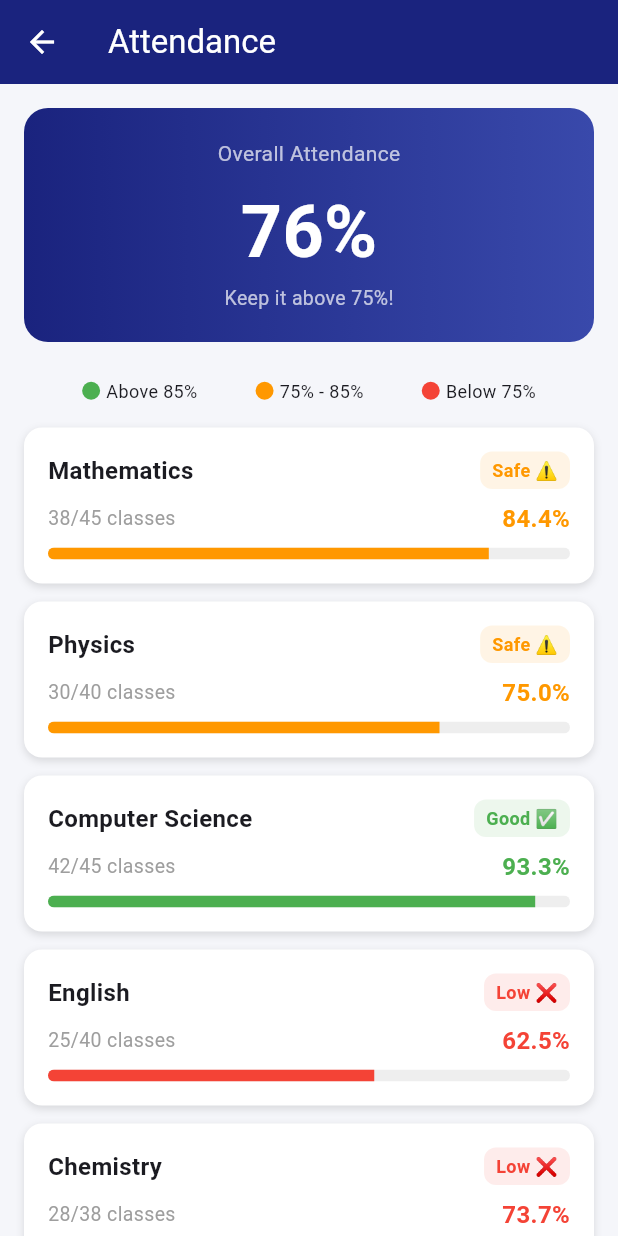
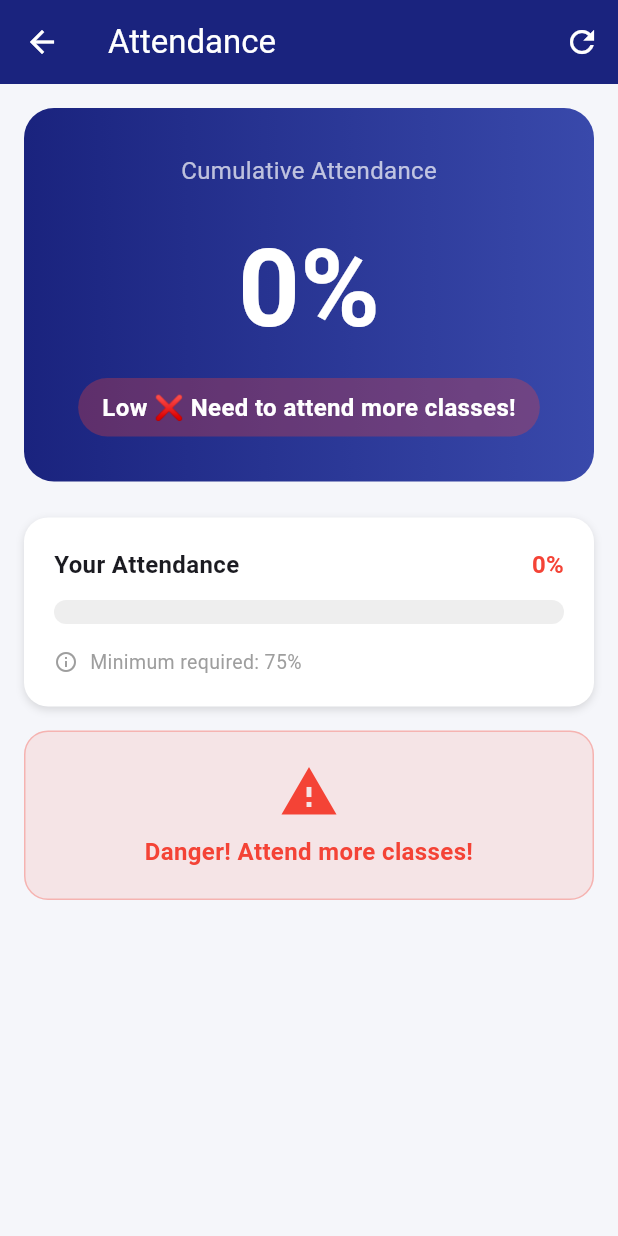
Before and after one commit to aditi2way/ies-student-hub, a Flutter app: the AttendanceScreen screen opened directly, on a phone screen of 412 x 824 dp. Run offline on Flutter 3.47's test engine with Material 3 defaults, Android fonts, the phone set to English and light mode, and no system bars; our stand-ins replace shared_preferences; accounts and stored records are empty; network calls fail.

Commit message:
add login and attendance to real data

```diff
--- a/lib/attendance_Screen.dart
+++ b/lib/attendance_Screen.dart
@@ -1,102 +1,134 @@
 import 'package:flutter/material.dart';
+import 'scraper_service.dart';
 
 class AttendanceScreen extends StatefulWidget {
   @override
-  _AttendanceScreenState createState() => _AttendanceScreenState();
+  _AttendanceScreenState createState() =>
+    _AttendanceScreenState();
 }
 
 class _AttendanceScreenState extends State<AttendanceScreen> {
-  // Dummy data for now
-  final List<Map<String, dynamic>> subjects = [
-    {
-      'name': 'Mathematics',
-      'present': 38,
-      'total': 45,
-    },
-    {
-      'name': 'Physics',
-      'present': 30,
-      'total': 40,
-    },
-    {
-      'name': 'Computer Science',
-      'present': 42,
-      'total': 45,
-    },
-    {
-      'name': 'English',
-      'present': 25,
-      'total': 40,
-    },
-    {
-      'name': 'Chemistry',
-      'present': 28,
-      'total': 38,
-    },
-  ];
+  String percentage = '0';
+  String message = '';
+  bool isLoading = true;
+  String error = '';
 
-  Color getColor(double percentage) {
-    if (percentage >= 85) return Colors.green;
-    if (percentage >= 75) return Colors.orange;
+  @override
+  void initState() {
+    super.initState();
+    loadAttendance();
+  }
+
+  void loadAttendance() async {
+    setState(() {
+      isLoading = true;
+      error = '';
+    });
+
+    Map<String, dynamic> data =
+      await ScraperService.fetchAttendance();
+
+    setState(() {
+      isLoading = false;
+      percentage = data['percentage'] ?? '0';
+      message = data['message'] ?? '';
+    });
+  }
+
+  Color getColor(int percent) {
+    if (percent >= 85) return Colors.green;
+    if (percent >= 75) return Colors.orange;
     return Colors.red;
   }
 
-  String getStatus(double percentage) {
-    if (percentage >= 85) return 'Good ✅';
-    if (percentage >= 75) return 'Safe ⚠️';
-    return 'Low ❌';
+  String getStatus(int percent) {
+    if (percent >= 85) return 'Good ✅';
+    if (percent >= 75) return 'Safe ⚠️';
+    return 'Low ❌ Need to attend more classes!';
   }
 
   @override
   Widget build(BuildContext context) {
+    int percent = int.tryParse(percentage) ?? 0;
+    Color color = getColor(percent);
+
     return Scaffold(
       backgroundColor: Color(0xFFF5F6FA),
       appBar: AppBar(
         backgroundColor: Color(0xFF1A237E),
-        title: Text(
-          'Attendance',
-          style: TextStyle(color: Colors.white),
+        title: Text('Attendance',
+          style: TextStyle(color: Colors.white)),
+        iconTheme: IconThemeData(color: Colors.white),
+        actions: [
+          IconButton(
+            icon: Icon(Icons.refresh, color: Colors.white),
+            onPressed: loadAttendance,
+          )
+        ],
       ),
-        iconTheme: IconThemeData(color: Colors.white),
+      body: isLoading
+        ? Center(
+            child: Column(
+              mainAxisAlignment: MainAxisAlignment.center,
+              children: [
+                CircularProgressIndicator(
+                  color: Color(0xFF1A237E)),
+                SizedBox(height: 16),
+                Text('Loading attendance...'),
+              ],
             ),
-      body: SingleChildScrollView(
+          )
+        : SingleChildScrollView(
             padding: EdgeInsets.all(16),
             child: Column(
               children: [
 
-            // Overall Attendance Card
+                // Main Attendance Card
                 Container(
                   width: double.infinity,
-              padding: EdgeInsets.all(20),
+                  padding: EdgeInsets.all(30),
                   decoration: BoxDecoration(
                     gradient: LinearGradient(
-                  colors: [Color(0xFF1A237E), Color(0xFF3949AB)],
+                      colors: [
+                        Color(0xFF1A237E),
+                        Color(0xFF3949AB)
+                      ],
                     ),
-                borderRadius: BorderRadius.circular(16),
+                    borderRadius: BorderRadius.circular(20),
                   ),
                   child: Column(
                     children: [
                       Text(
-                    'Overall Attendance',
+                        'Cumulative Attendance',
                         style: TextStyle(
                           color: Colors.white70,
-                      fontSize: 14,
+                          fontSize: 16,
+                        ),
+                      ),
+                      SizedBox(height: 16),
+                      Text(
+                        '$percentage%',
+                        style: TextStyle(
+                          color: Colors.white,
+                          fontSize: 72,
+                          fontWeight: FontWeight.bold,
                         ),
                       ),
                       SizedBox(height: 8),
-                  Text(
-                    '76%',
+                      Container(
+                        padding: EdgeInsets.symmetric(
+                          horizontal: 16, vertical: 8),
+                        decoration: BoxDecoration(
+                          color: color.withOpacity(0.3),
+                          borderRadius: BorderRadius.circular(20),
+                        ),
+                        child: Text(
+                          getStatus(percent),
                           style: TextStyle(
                             color: Colors.white,
-                      fontSize: 48,
+                            fontSize: 16,
                             fontWeight: FontWeight.bold,
                           ),
-                  ),
-                  Text(
-                    'Keep it above 75%!',
-                    style: TextStyle(
-                      color: Colors.white70,
-                      fontSize: 13,
                         ),
                       ),
                     ],
@@ -104,27 +136,12 @@ class _AttendanceScreenState extends State<AttendanceScreen> {
                 ),
                 SizedBox(height: 24),
 
-            // Legend
-            Row(
-              mainAxisAlignment: MainAxisAlignment.spaceEvenly,
-              children: [
-                legendItem(Colors.green, 'Above 85%'),
-                legendItem(Colors.orange, '75% - 85%'),
-                legendItem(Colors.red, 'Below 75%'),
-              ],
-            ),
-            SizedBox(height: 16),
-
-            // Subject wise attendance
-            ...subjects.map((subject) {
-              double percentage =
-                (subject['present'] / subject['total']) * 100;
-              return Container(
-                margin: EdgeInsets.only(bottom: 12),
-                padding: EdgeInsets.all(16),
+                // Progress Bar Card
+                Container(
+                  padding: EdgeInsets.all(20),
                   decoration: BoxDecoration(
                     color: Colors.white,
-                  borderRadius: BorderRadius.circular(12),
+                    borderRadius: BorderRadius.circular(16),
                     boxShadow: [
                       BoxShadow(
                         color: Colors.black12,
@@ -134,94 +151,98 @@ class _AttendanceScreenState extends State<AttendanceScreen> {
                     ],
                   ),
                   child: Column(
-                  crossAxisAlignment: CrossAxisAlignment.start,
+                    crossAxisAlignment:
+                      CrossAxisAlignment.start,
                     children: [
                       Row(
-                      mainAxisAlignment: MainAxisAlignment.spaceBetween,
+                        mainAxisAlignment:
+                          MainAxisAlignment.spaceBetween,
                         children: [
-                        Text(
-                          subject['name'],
+                          Text('Your Attendance',
                             style: TextStyle(
                               fontWeight: FontWeight.bold,
                               fontSize: 16,
+                            )),
+                          Text('$percentage%',
+                            style: TextStyle(
+                              color: color,
+                              fontWeight: FontWeight.bold,
+                              fontSize: 16,
+                            )),
+                        ],
+                      ),
+                      SizedBox(height: 12),
+                      ClipRRect(
+                        borderRadius: BorderRadius.circular(8),
+                        child: LinearProgressIndicator(
+                          value: percent / 100,
+                          backgroundColor: Colors.grey[200],
+                          valueColor:
+                            AlwaysStoppedAnimation<Color>(color),
+                          minHeight: 16,
                         ),
                       ),
-                        Container(
-                          padding: EdgeInsets.symmetric(
-                            horizontal: 8, vertical: 4),
-                          decoration: BoxDecoration(
-                            color: getColor(percentage).withOpacity(0.1),
-                            borderRadius: BorderRadius.circular(8),
-                          ),
-                          child: Text(
-                            getStatus(percentage),
-                            style: TextStyle(
-                              color: getColor(percentage),
-                              fontSize: 12,
-                              fontWeight: FontWeight.bold,
-                            ),
-                          ),
-                        ),
-                      ],
-                    ),
-                    SizedBox(height: 8),
+                      SizedBox(height: 16),
+
+                      // Minimum required line
                       Row(
-                      mainAxisAlignment: MainAxisAlignment.spaceBetween,
                         children: [
+                          Icon(Icons.info_outline,
+                            size: 16, color: Colors.grey),
+                          SizedBox(width: 8),
                           Text(
-                          '${subject['present']}/${subject['total']} classes',
+                            'Minimum required: 75%',
                             style: TextStyle(
                               color: Colors.grey,
                               fontSize: 13,
                             ),
                           ),
-                        Text(
-                          '${percentage.toStringAsFixed(1)}%',
-                          style: TextStyle(
-                            color: getColor(percentage),
-                            fontWeight: FontWeight.bold,
-                            fontSize: 16,
-                          ),
+                        ],
                       ),
                     ],
                   ),
+                ),
+                SizedBox(height: 16),
+
+                // Status Card
+                Container(
+                  width: double.infinity,
+                  padding: EdgeInsets.all(20),
+                  decoration: BoxDecoration(
+                    color: color.withOpacity(0.1),
+                    borderRadius: BorderRadius.circular(16),
+                    border: Border.all(
+                      color: color.withOpacity(0.3)),
+                  ),
+                  child: Column(
+                    children: [
+                      Icon(
+                        percent >= 75
+                          ? Icons.check_circle
+                          : Icons.warning,
+                        color: color,
+                        size: 40,
+                      ),
                       SizedBox(height: 8),
-                    // Progress Bar
-                    ClipRRect(
-                      borderRadius: BorderRadius.circular(4),
-                      child: LinearProgressIndicator(
-                        value: percentage / 100,
-                        backgroundColor: Colors.grey[200],
-                        valueColor: AlwaysStoppedAnimation<Color>(
-                          getColor(percentage),
+                      Text(
+                        percent >= 85
+                          ? 'Excellent! Keep it up!'
+                          : percent >= 75
+                            ? 'Safe but try to improve!'
+                            : 'Danger! Attend more classes!',
+                        style: TextStyle(
+                          color: color,
+                          fontSize: 16,
+                          fontWeight: FontWeight.bold,
                         ),
-                        minHeight: 8,
-                      ),
+                        textAlign: TextAlign.center,
                       ),
                     ],
                   ),
-              );
-            }).toList(),
+                ),
               ],
             ),
           ),
     );
   }
-
-  Widget legendItem(Color color, String label) {
-    return Row(
-      children: [
-        Container(
-          width: 12,
-          height: 12,
-          decoration: BoxDecoration(
-            color: color,
-            shape: BoxShape.circle,
-          ),
-        ),
-        SizedBox(width: 4),
-        Text(label, style: TextStyle(fontSize: 12)),
-      ],
-    );
 }
-}
--- a/lib/home_screen.dart
+++ b/lib/home_screen.dart
@@ -7,7 +7,11 @@ import 'profile_screen.dart';
 import 'assignment_screen.dart';
 class HomeScreen extends StatelessWidget {
   final String computerCode;
-  const HomeScreen({required this.computerCode});
+  final String studentName;
+  const HomeScreen({
+    required this.computerCode,
+    required this.studentName,
+  });
 
   @override
   Widget build(BuildContext context) {
@@ -56,7 +60,7 @@ class HomeScreen extends StatelessWidget {
                   ),
                   SizedBox(height: 4),
                   Text(
-                    computerCode,
+  studentName,
   style: TextStyle(
     color: Colors.white,
     fontSize: 22,
--- /dev/null
+++ b/lib/scraper_service.dart
@@ -0,0 +1,122 @@
+import 'package:html/parser.dart' as parser;
+import 'auth_service.dart';
+
+class ScraperService {
+
+  // Fetch Real Attendance
+  static Future<Map<String, dynamic>> fetchAttendance() async {
+  try {
+    String html = await AuthService.fetchPage(
+      'https://cms2.ipsacademy.net/StudentND/view_attendence'
+    );
+
+    // Parse the simple text response
+    String percentage = '0';
+
+    if (html.contains('cumulative_attendance:')) {
+      // Extract percentage number
+      RegExp regExp = RegExp(r'cumulative_attendance:\s*(\d+)%');
+      Match? match = regExp.firstMatch(html);
+      if (match != null) {
+        percentage = match.group(1) ?? '0';
+      }
+    }
+
+    return {
+      'percentage': percentage,
+      'message': 'Your till date cumulative attendance: $percentage%',
+    };
+
+  } catch (e) {
+    print('Attendance error: $e');
+    return {
+      'percentage': '0',
+      'message': 'Could not load attendance',
+    };
+  }
+}
+
+
+  // Fetch Real Results
+  static Future<List<Map<String, dynamic>>>
+      fetchResults() async {
+    try {
+      String html = await AuthService.fetchPage(
+        'https://cms2.ipsacademy.net/Student/View_report'
+      );
+
+      var document = parser.parse(html);
+      List<Map<String, dynamic>> results = [];
+
+      var rows = document.querySelectorAll('table tr');
+      for (var row in rows) {
+        var cells = row.querySelectorAll('td');
+        if (cells.length >= 3) {
+          String subject = cells[0].text.trim();
+          if (subject.isNotEmpty) {
+            results.add({
+              'subject': subject,
+              'internal': cells[1].text.trim(),
+              'external': cells[2].text.trim(),
+              'total': cells.length > 3
+                ? cells[3].text.trim() : '-',
+            });
+          }
+        }
+      }
+      return results;
+
+    } catch (e) {
+      print('Results error: $e');
+      return [];
+    }
+  }
+
+  // Fetch Student Name
+  static Future<String> fetchStudentName() async {
+    try {
+      String html = await AuthService.fetchPage(
+        'https://cms2.ipsacademy.net/Student'
+      );
+
+      var document = parser.parse(html);
+
+      var nameEl =
+        document.querySelector('.student-name') ??
+        document.querySelector('.profile-info h4') ??
+        document.querySelector('h4');
+
+      return nameEl?.text.trim() ?? 'Student';
+
+    } catch (e) {
+      return 'Student';
+    }
+  }
+
+  // Fetch Notices
+  static Future<List<Map<String, dynamic>>>
+      fetchNotices() async {
+    try {
+      String html = await AuthService.fetchPage(
+        'https://cms2.ipsacademy.net/Student'
+      );
+
+      var document = parser.parse(html);
+      List<Map<String, dynamic>> notices = [];
+
+      var items = document.querySelectorAll(
+        '.notice-item, .announcement, .alert');
+
+      for (var item in items) {
+        notices.add({
+          'title': item.text.trim(),
+          'date': '',
+        });
+      }
+      return notices;
+
+    } catch (e) {
+      return [];
+    }
+  }
+}
--- a/pubspec.yaml
+++ b/pubspec.yaml
@@ -34,7 +34,9 @@ dependencies:
   # The following adds the Cupertino Icons font to your application.
   # Use with the CupertinoIcons class for iOS style icons.
   cupertino_icons: ^1.0.8
-
+  http: ^1.2.0
+  shared_preferences: ^2.2.2
+  html: ^0.15.4
 dev_dependencies:
   flutter_test:
     sdk: flutter
```
Also changed, not shown: lib/auth_service.dart (added, +191 -0 lines), lib/main.dart (+40 -10 lines), pubspec.lock, 1 other file. Lines whose indentation alone changed are shown as unchanged.
